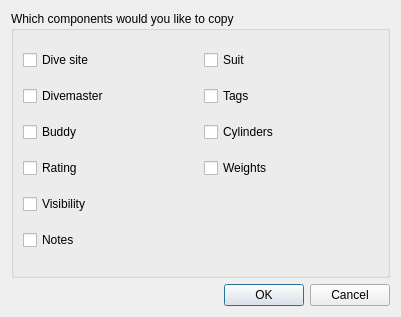
Qt form qt-ui/divecomponentselection.ui (subsurface/subsurface) before a commit.
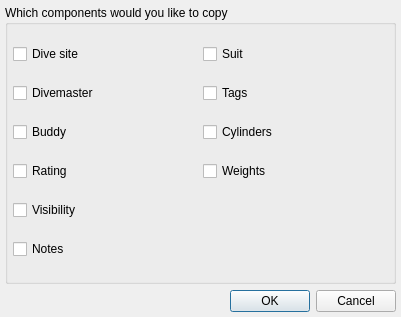
The same form after that commit. Icons and pictures are not drawn.

Commit message:
Layout issues: Fix DiveShare export dialog
One more.

```diff
--- a/qt-ui/divecomponentselection.ui
+++ b/qt-ui/divecomponentselection.ui
@@ -28,6 +28,18 @@
    </iconset>
   </property>
   <layout class="QVBoxLayout" name="verticalLayout">
+   <property name="leftMargin">
+    <number>5</number>
+   </property>
+   <property name="topMargin">
+    <number>5</number>
+   </property>
+   <property name="rightMargin">
+    <number>5</number>
+   </property>
+   <property name="bottomMargin">
+    <number>5</number>
+   </property>
    <item>
     <widget class="QGroupBox" name="groupBox">
      <property name="sizePolicy">
@@ -40,6 +52,21 @@
       <string>Which components would you like to copy</string>
      </property>
      <layout class="QGridLayout" name="gridLayout">
+      <property name="leftMargin">
+       <number>5</number>
+      </property>
+      <property name="topMargin">
+       <number>0</number>
+      </property>
+      <property name="rightMargin">
+       <number>0</number>
+      </property>
+      <property name="bottomMargin">
+       <number>0</number>
+      </property>
+      <property name="spacing">
+       <number>0</number>
+      </property>
       <item row="0" column="0">
        <widget class="QCheckBox" name="divesite">
         <property name="text">
```
Left out of the diff: 4 changed lines with no effect on the pictures. The commit also changes 2 other files.
